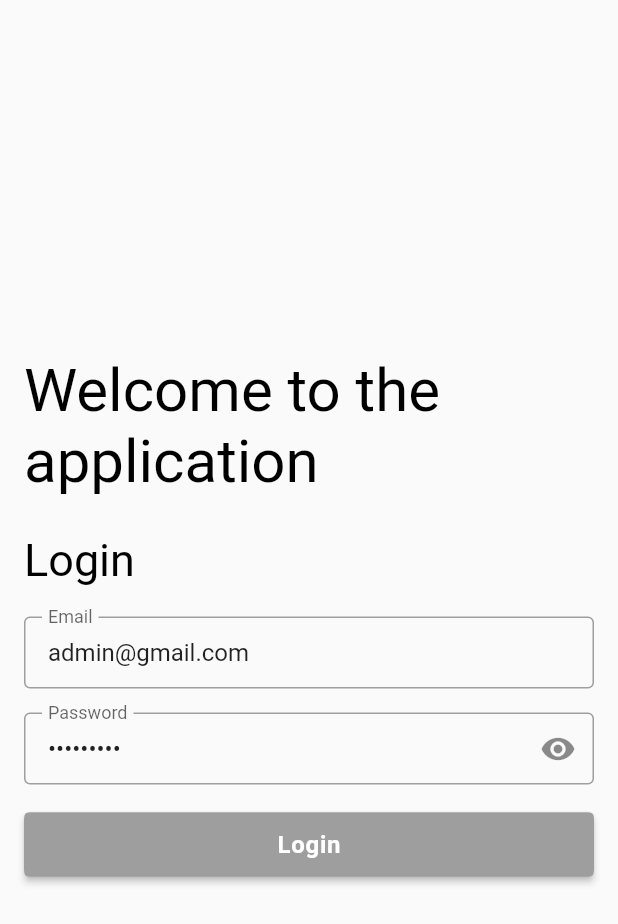
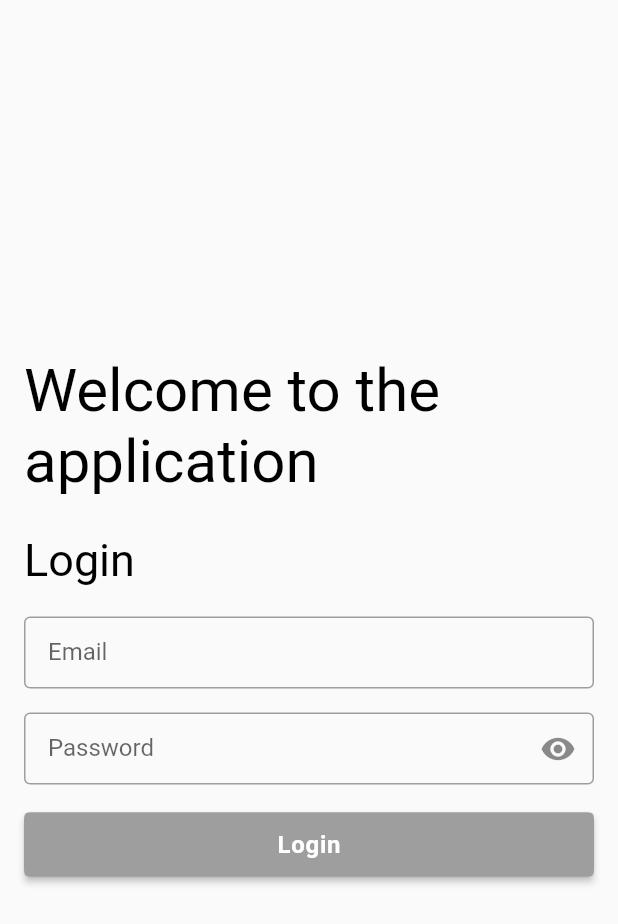
Before and after one commit to MehadiReaz/genuine_technology_intern_task, a Flutter app: the screen it shows after launch, on a phone screen of 412 x 824 dp. Shown: the top 924 px of the screen. Run offline on Flutter 3.47's test engine with Material 3 defaults, Android fonts, the phone set to English and light mode, and no system bars; our stand-ins replace device_preview, dio, get, infinite_scroll_pagination, shared_preferences, sizer; accounts and stored records are empty.

Commit message:
bug fixed

```diff
--- a/lib/presentation/ui/screens/auth/login_screen.dart
+++ b/lib/presentation/ui/screens/auth/login_screen.dart
@@ -4,10 +4,8 @@ import 'package:get/get.dart';
 import '../../controllers/login_controller.dart';
 
 class LoginScreen extends StatelessWidget {
-  final TextEditingController emailController =
-      TextEditingController(text: 'admin@gmail.com');
-  final TextEditingController passwordController =
-      TextEditingController(text: 'admin1234');
+  final TextEditingController emailController = TextEditingController();
+  final TextEditingController passwordController = TextEditingController();
   final LoginController loginController = Get.put(LoginController());
 
   LoginScreen({super.key});
```
Also changed, not shown: 1 other file.
